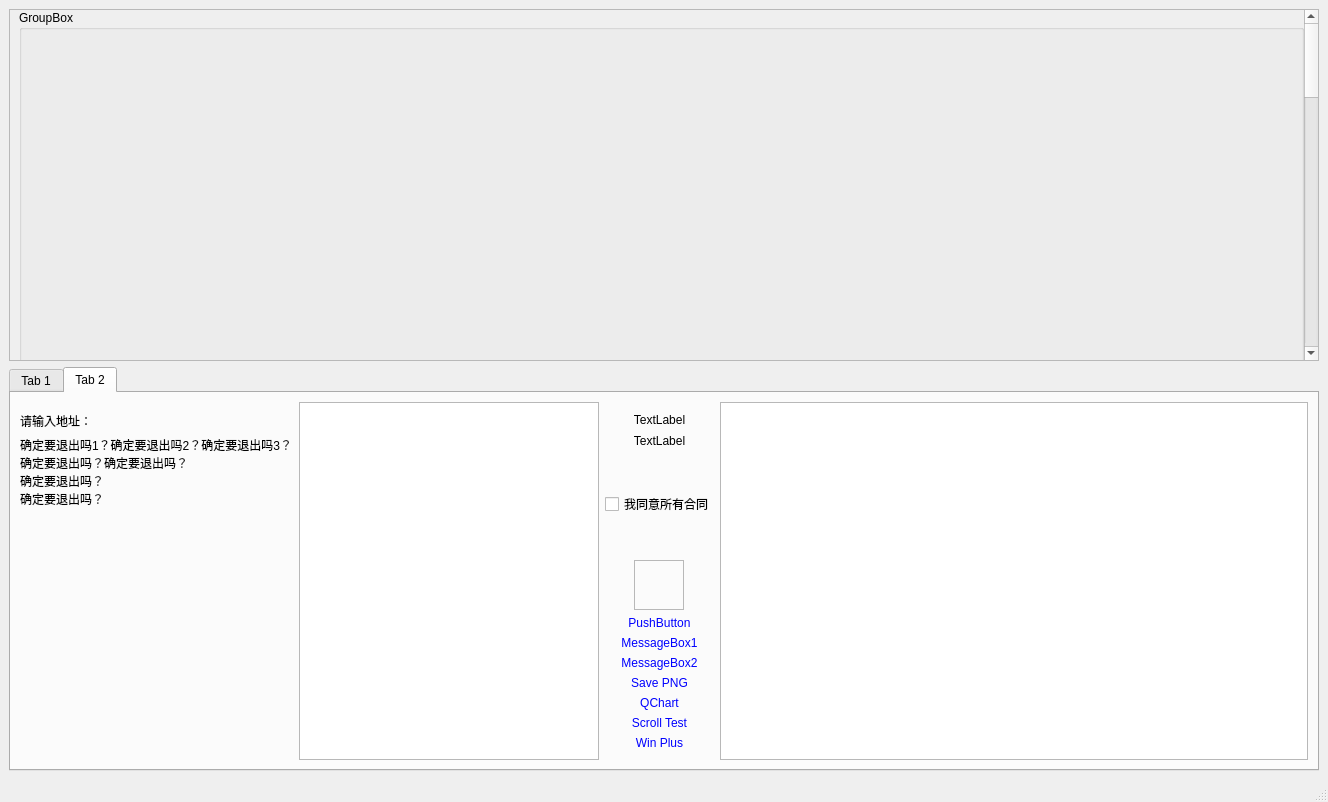
wlffeng2008/SimpleTest, file MainWindow.ui: the form before one commit.
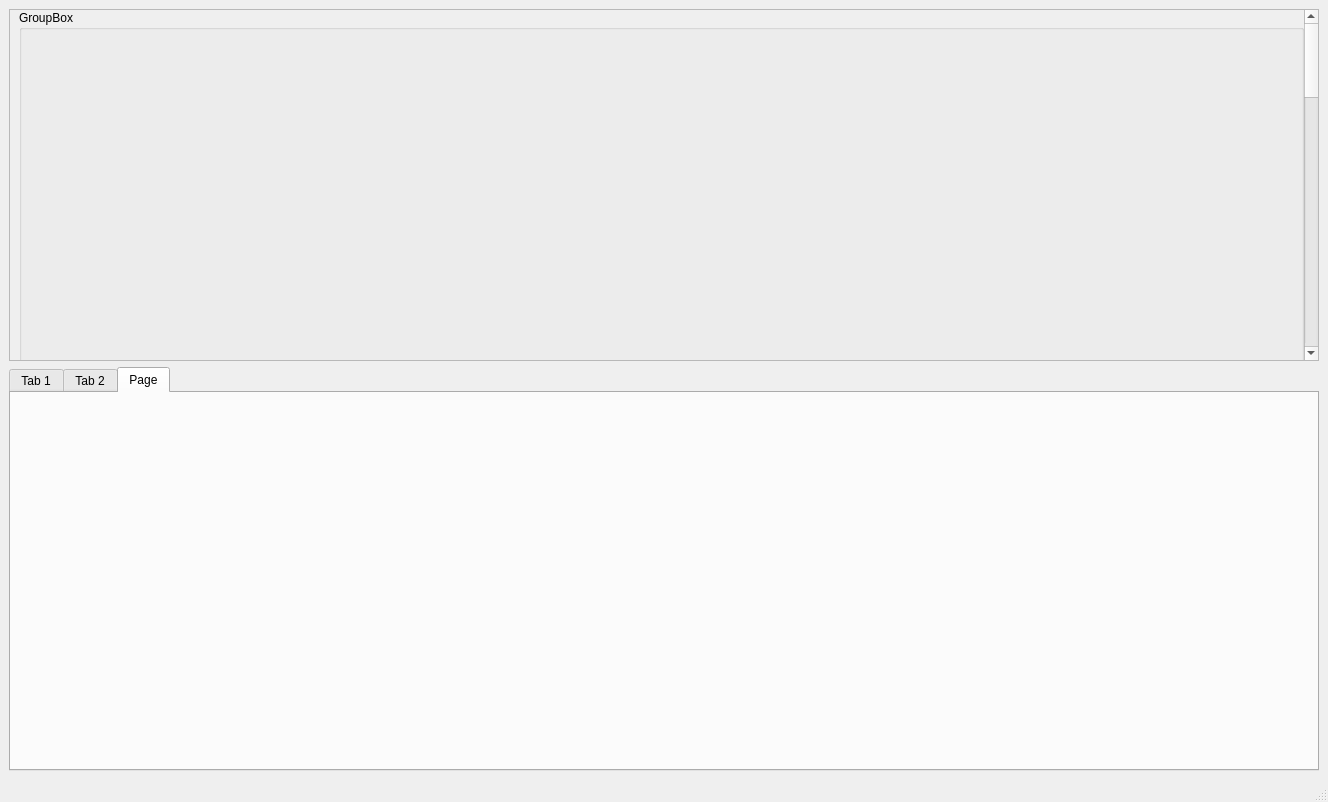
The form after the commit. Custom widgets are drawn as their Qt base class.

Patch:
```diff
--- a/MainWindow.ui
+++ b/MainWindow.ui
@@ -71,7 +71,7 @@
     <item>
      <widget class="QTabWidget" name="tabWidget">
       <property name="currentIndex">
-       <number>1</number>
+       <number>2</number>
       </property>
       <widget class="QWidget" name="tab">
        <attribute name="title">
@@ -263,6 +263,21 @@
         </item>
        </layout>
       </widget>
+      <widget class="QWidget" name="tab_3">
+       <attribute name="title">
+        <string>Page</string>
+       </attribute>
+       <widget class="ColorPicker" name="widget" native="true">
+        <property name="geometry">
+         <rect>
+          <x>108</x>
+          <y>28</y>
+          <width>227</width>
+          <height>175</height>
+         </rect>
+        </property>
+       </widget>
+      </widget>
      </widget>
     </item>
    </layout>
@@ -296,6 +311,12 @@
    <header location="global">macrosquare.h</header>
    <container>1</container>
   </customwidget>
+  <customwidget>
+   <class>ColorPicker</class>
+   <extends>QWidget</extends>
+   <header location="global">colorpicker.h</header>
+   <container>1</container>
+  </customwidget>
  </customwidgets>
  <resources/>
  <connections/>
```
Left out of the diff: 2 changed lines with no effect on the pictures.
